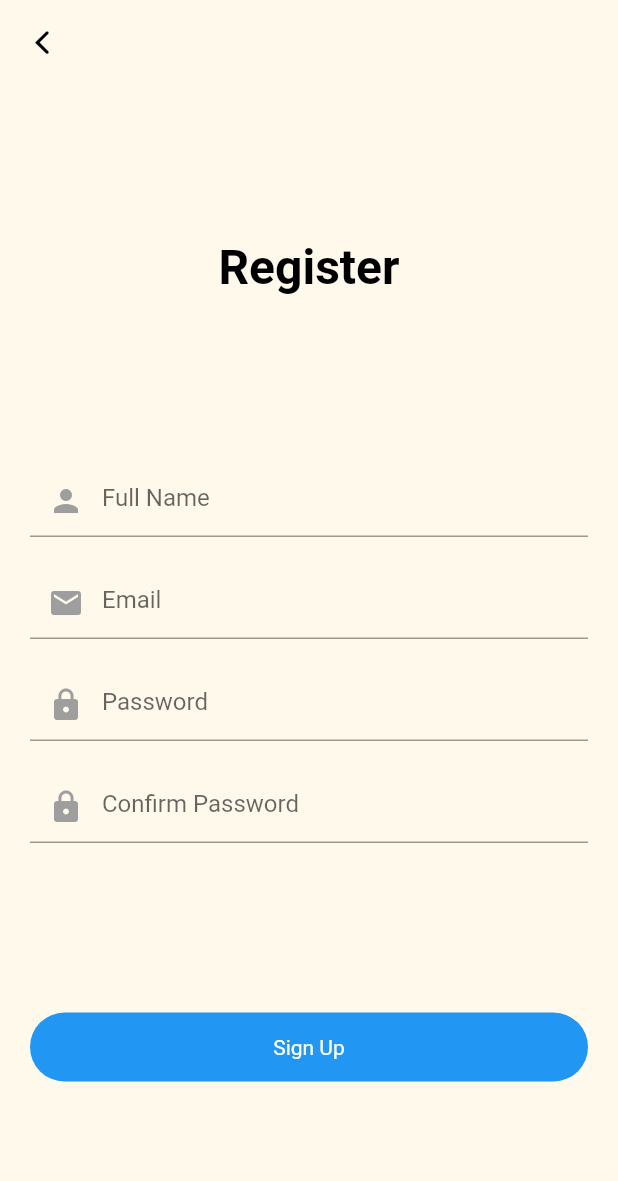
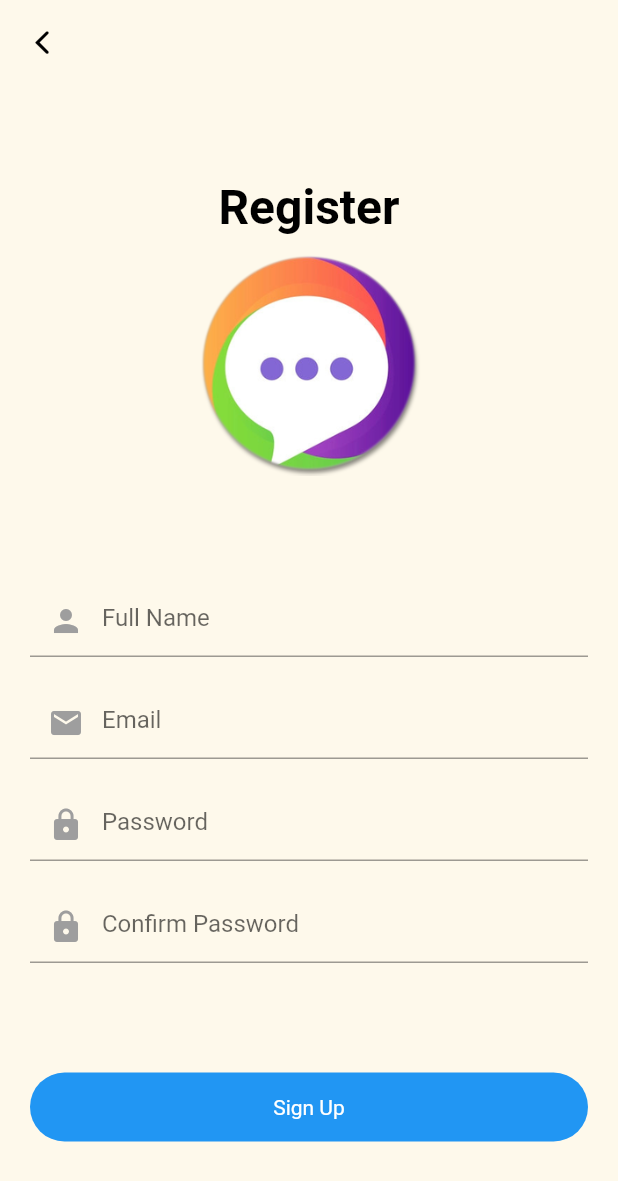
Before and after one commit to Long173/chat_app, a Flutter app: the screen it shows after launch, after a tap on "Register Now", on a phone screen of 412 x 824 dp. Shown: the top 1181 px of the screen. Run offline on Flutter 3.47's test engine with Material 2 defaults, Android fonts, the phone set to English and light mode, and no system bars; our stand-ins replace built_value, cloud_firestore, firebase_auth, firebase_core, firebase_storage, flutter_redux and 3 more; missing offline and left inert: redux_epics; accounts and stored records are empty.

```diff
--- a/lib/main.dart
+++ b/lib/main.dart
@@ -37,6 +37,7 @@ class ChatApp extends StatelessWidget {
     return StoreProvider(
       store: store,
       child: MaterialApp(
+        title: 'App Chat',
         debugShowCheckedModeBanner: false,
         navigatorKey: NavKey.navKey,
         initialRoute: FirebaseAuth.instance.currentUser == null
--- a/lib/repo/repository.dart
+++ b/lib/repo/repository.dart
@@ -1,7 +1,5 @@
 import 'dart:io';
 import 'dart:math';
-import 'package:app_chat/store/models/message.dart';
-import 'package:built_collection/built_collection.dart';
 import 'package:cloud_firestore/cloud_firestore.dart';
 import 'package:firebase_auth/firebase_auth.dart';
 import 'package:firebase_storage/firebase_storage.dart';
--- a/lib/screens/home_screen/home_screen.dart
+++ b/lib/screens/home_screen/home_screen.dart
@@ -31,10 +31,22 @@ class _HomeScreenState extends State<HomeScreen> {
   @override
   Widget build(BuildContext context) {
     var _index = 0;
-    return Scaffold(
+    return user == null
+        ? Center(
+            child: CircularProgressIndicator(),
+          )
+        : Scaffold(
             backgroundColor: kBackgroundColor,
             appBar: AppBar(
-        automaticallyImplyLeading: false,
+              leading: Padding(
+                padding: const EdgeInsets.only(left: 20),
+                child: Hero(
+                  tag: 'icon',
+                  child: Image.asset(
+                    'assets/icon/logo.png',
+                  ),
+                ),
+              ),
               backgroundColor: kAppbarBackground,
               centerTitle: true,
               title: Text(
@@ -44,7 +56,8 @@ class _HomeScreenState extends State<HomeScreen> {
               actions: [
                 IconButton(
                   onPressed: () {
-              HomeScreen._navigatorKey.currentState!.pushNamed(Routes.user);
+                    HomeScreen._navigatorKey.currentState!
+                        .pushNamed(Routes.user);
                   },
                   icon: Icon(
                     Icons.person,
--- a/lib/screens/login_screen/login_screen.dart
+++ b/lib/screens/login_screen/login_screen.dart
@@ -30,9 +30,23 @@ class _LoginScreenState extends State<LoginScreen> {
       body: Column(
         mainAxisAlignment: MainAxisAlignment.spaceEvenly,
         children: [
-          Text(
-            'Login',
-            style: kLoginText,
+          Column(
+            children: [
+              Text(
+                'Login',
+                style: kLoginText,
+              ),
+              SizedBox(
+                height: 10,
+              ),
+              Hero(
+                tag: 'icon',
+                child: Image.asset(
+                  'assets/icon/logo.png',
+                  height: 150,
+                ),
+              ),
+            ],
           ),
           Padding(
             padding: const EdgeInsets.symmetric(horizontal: 20),
--- a/lib/screens/register_screen/register_screen.dart
+++ b/lib/screens/register_screen/register_screen.dart
@@ -20,13 +20,9 @@ class RegisterScreen extends StatefulWidget {
 
 class _RegisterScreenState extends State<RegisterScreen> {
   var fullNameController = TextEditingController();
-
   var emailController = TextEditingController();
-
   var passwordController = TextEditingController();
-
   var confirmController = TextEditingController();
-
   var validation = Validation();
 
   @override
@@ -46,9 +42,23 @@ class _RegisterScreenState extends State<RegisterScreen> {
           child: Column(
             mainAxisAlignment: MainAxisAlignment.spaceEvenly,
             children: [
-              Text(
-                'Register',
-                style: kLoginText,
+              Column(
+                children: [
+                  Text(
+                    'Register',
+                    style: kLoginText,
+                  ),
+                  SizedBox(
+                    height: 10,
+                  ),
+                  Hero(
+                    tag: 'icon',
+                    child: Image.asset(
+                      'assets/icon/logo.png',
+                      height: 150,
+                    ),
+                  ),
+                ],
               ),
               Column(
                 children: [
```
Also changed, not shown: pubspec.yaml (+9 -1 lines), assets/icon/logo.png (added), assets/images/long.jpg (deleted), assets/images/person.png (deleted), assets/images/vy.jpg (deleted), pubspec.lock, 23 other files. Lines whose indentation alone changed are shown as unchanged.
